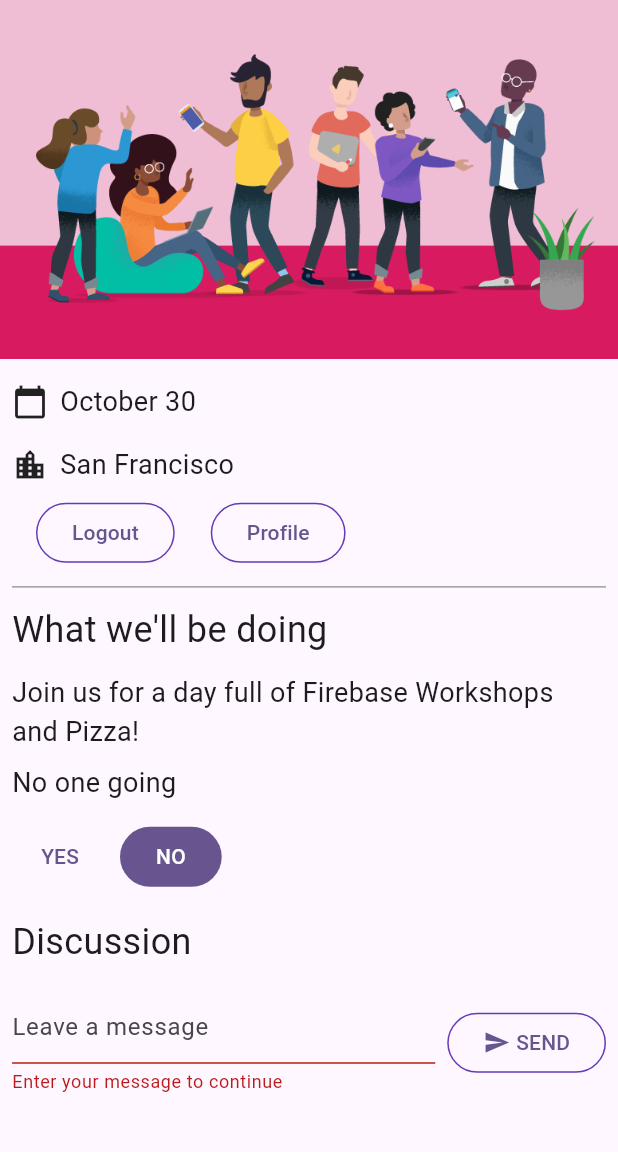
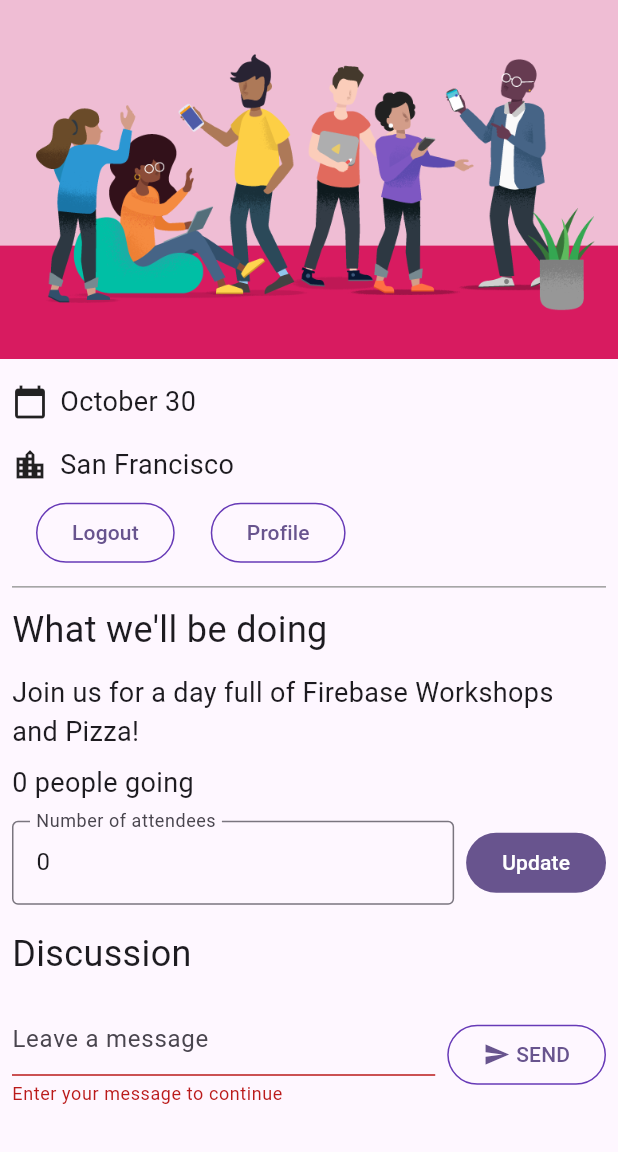
Before and after one commit to tuck3rb/firebase_demo, a Flutter app: the screen it shows once a user with an empty profile is signed in, after a tap on "SEND", on a phone screen of 412 x 824 dp, the part 84-1236 px from its top. Run offline on Flutter 3.47's test engine with Material 3 defaults, Android fonts, the phone set to English and light mode, and no system bars; our stand-ins replace cloud_firestore, firebase_auth, firebase_core, go_router, google_fonts; missing offline and left inert: firebase_ui_auth; accounts and stored records are empty; statements that could not run were skipped.

Commit message:
Things are showing up but not adding and a lot of crashing
yes_no_selection.dart has been renamed to attendee_count_selection.dart and edited

```diff
--- a/firebase_demo/lib/app_state.dart
+++ b/firebase_demo/lib/app_state.dart
@@ -19,6 +19,15 @@ enum Attending { yes, no, unknown }
 class ApplicationState extends ChangeNotifier {
   ApplicationState() {
     init();
+  }
+
+  int _userAttendeeCount = 0;
+  int get userAttendeeCount => _userAttendeeCount;
+  set userAttendeeCount(int count) {
+    final userDoc = FirebaseFirestore.instance
+        .collection('attendees')
+        .doc(FirebaseAuth.instance.currentUser!.uid);
+    userDoc.set({'attendeeCount': count});
   }
 
   bool _loggedIn = false;
@@ -87,14 +96,9 @@ class ApplicationState extends ChangeNotifier {
             .snapshots()
             .listen((snapshot) {
           if (snapshot.data() != null) {
-            if (snapshot.data()!['attending'] as bool) {
-              _attending = Attending.yes;
-            } else {
-              _attending = Attending.no;
-            }
-            _userColor = Color(snapshot.data()!['color'] as int? ?? Colors.black.value);
+            _userAttendeeCount = snapshot.data()!['attendee count'] as int? ?? 0;
           } else {
-            _attending = Attending.unknown;
+            _userAttendeeCount = 0;
           }
           notifyListeners();
         });
@@ -120,7 +124,6 @@ class ApplicationState extends ChangeNotifier {
       'timestamp': DateTime.now().millisecondsSinceEpoch,
       'name': FirebaseAuth.instance.currentUser!.displayName,
       'userId': FirebaseAuth.instance.currentUser!.uid,
-      'color': _userColor.value,
     });
   }
 
@@ -129,7 +132,6 @@ class ApplicationState extends ChangeNotifier {
       throw Exception('Must be logged in');
     }
 
-    _userColor = color;
     notifyListeners();
 
     await FirebaseFirestore.instance
--- /dev/null
+++ b/firebase_demo/lib/attendee_count_selection.dart
@@ -0,0 +1,69 @@
+// import 'package:cloud_firestore/cloud_firestore.dart';
+import 'package:flutter/material.dart';
+import 'package:flutter/services.dart';
+
+// import 'app_state.dart';
+// import 'src/widgets.dart';
+
+class AttendeeCountSelection extends StatefulWidget {
+  const AttendeeCountSelection(
+      {super.key, required this.count, required this.onSelection});
+
+  // final Attending state;
+
+  final int count;
+  final void Function(int count) onSelection;
+
+  @override
+  State<AttendeeCountSelection> createState() => _AttendeeCountSelectionState();
+}
+
+class _AttendeeCountSelectionState extends State<AttendeeCountSelection> {
+  late TextEditingController _controller;
+
+  @override
+  void initState() {
+    super.initState();
+    _controller = TextEditingController(text: widget.count.toString());
+  }
+
+  @override
+  void dispose() {
+    _controller.dispose();
+    super.dispose();
+  }
+
+  @override
+  Widget build(BuildContext context) {
+    return Padding(
+      padding: const EdgeInsets.all(8.0),
+      child: Row(
+        children: [
+          Expanded(
+            child: TextField(
+              controller: _controller,
+              keyboardType: TextInputType.number,
+              inputFormatters: [FilteringTextInputFormatter.digitsOnly],
+              decoration: const InputDecoration(
+                labelText: 'Number of attendees',
+                border: OutlineInputBorder(),
+              ),
+              onChanged: (value) {
+                final count = int.tryParse(value) ?? 0;
+                widget.onSelection(count);
+              },
+            ),
+          ),
+          const SizedBox(width: 8),
+          FilledButton(
+            onPressed: () {
+              final count = int.tryParse(_controller.text) ?? 0;
+              widget.onSelection(count);
+            },
+            child: const Text('Update'),
+          ),
+        ],
+      ),
+    );
+  }
+}
--- a/firebase_demo/lib/home_page.dart
+++ b/firebase_demo/lib/home_page.dart
@@ -5,7 +5,7 @@
 import 'package:firebase_auth/firebase_auth.dart'
     hide EmailAuthProvider, PhoneAuthProvider;
 import 'package:flutter/material.dart';
-import 'package:gtk_flutter/yes_no_selection.dart';
+import 'package:gtk_flutter/attendee_count_selection.dart';
 import 'package:provider/provider.dart';
 
 import 'app_state.dart';
@@ -50,15 +50,11 @@ class HomePage extends StatelessWidget {
             builder: (context, appState, _) => Column(
               crossAxisAlignment: CrossAxisAlignment.start,
               children: [
-                switch (appState.attendees) {
-                  1 => const Paragraph('1 person going'),
-                  >= 2 => Paragraph('${appState.attendees} people going'),
-                  _ => const Paragraph('No one going'),
-                },
+                Paragraph('${appState.attendees} people going'),
                 if (appState.loggedIn) ...[
-                  YesNoSelection(
-                    state: appState.attending,
-                    onSelection: (attending) => appState.attending = attending,
+                  AttendeeCountSelection(
+                    count: appState.userAttendeeCount,
+                    onSelection: (count) => appState.userAttendeeCount = count,
                   ),
                   const Header('Discussion'),
                   GuestBook(
--- a/firebase_demo/lib/yes_no_selection.dart
+++ /dev/null
@@ -1,68 +0,0 @@
-import 'package:flutter/material.dart';
-
-import 'app_state.dart';
-import 'src/widgets.dart';
-
-class YesNoSelection extends StatelessWidget {
-  const YesNoSelection(
-      {super.key, required this.state, required this.onSelection});
-  final Attending state;
-  final void Function(Attending selection) onSelection;
-
-  @override
-  Widget build(BuildContext context) {
-    switch (state) {
-      case Attending.yes:
-        return Padding(
-          padding: const EdgeInsets.all(8.0),
-          child: Row(
-            children: [
-              FilledButton(
-                onPressed: () => onSelection(Attending.yes),
-                child: const Text('YES'),
-              ),
-              const SizedBox(width: 8),
-              TextButton(
-                onPressed: () => onSelection(Attending.no),
-                child: const Text('NO'),
-              ),
-            ],
-          ),
-        );
-      case Attending.no:
-        return Padding(
-          padding: const EdgeInsets.all(8.0),
-          child: Row(
-            children: [
-              TextButton(
-                onPressed: () => onSelection(Attending.yes),
-                child: const Text('YES'),
-              ),
-              const SizedBox(width: 8),
-              FilledButton(
-                onPressed: () => onSelection(Attending.no),
-                child: const Text('NO'),
-              ),
-            ],
-          ),
-        );
-      default:
-        return Padding(
-          padding: const EdgeInsets.all(8.0),
-          child: Row(
-            children: [
-              StyledButton(
-                onPressed: () => onSelection(Attending.yes),
-                child: const Text('YES'),
-              ),
-              const SizedBox(width: 8),
-              StyledButton(
-                onPressed: () => onSelection(Attending.no),
-                child: const Text('NO'),
-              ),
-            ],
-          ),
-        );
-    }
-  }
-}
```
